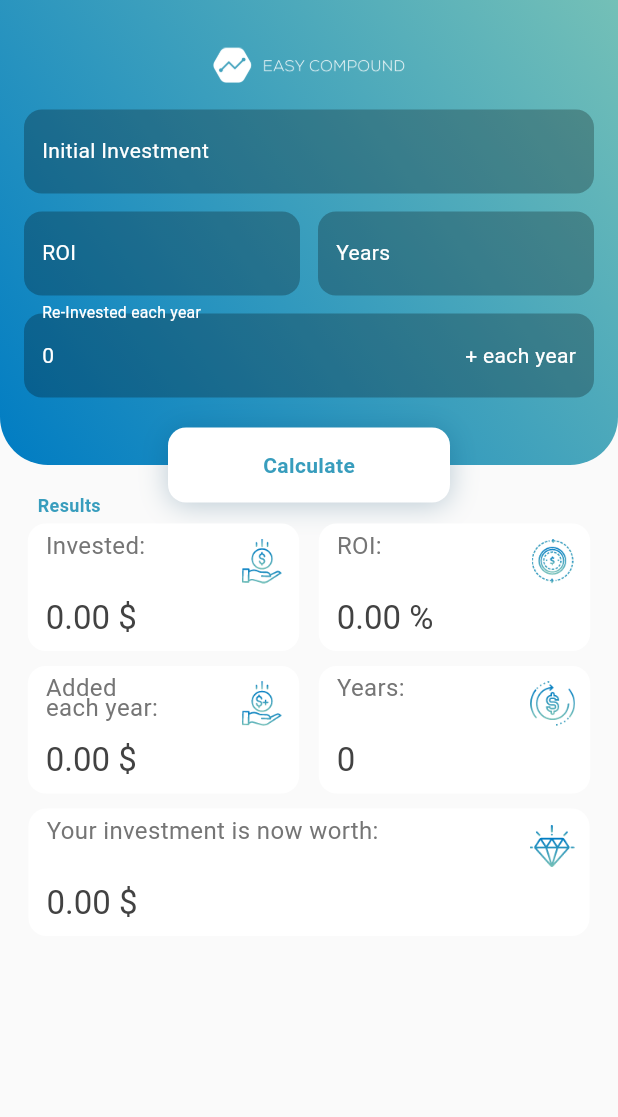
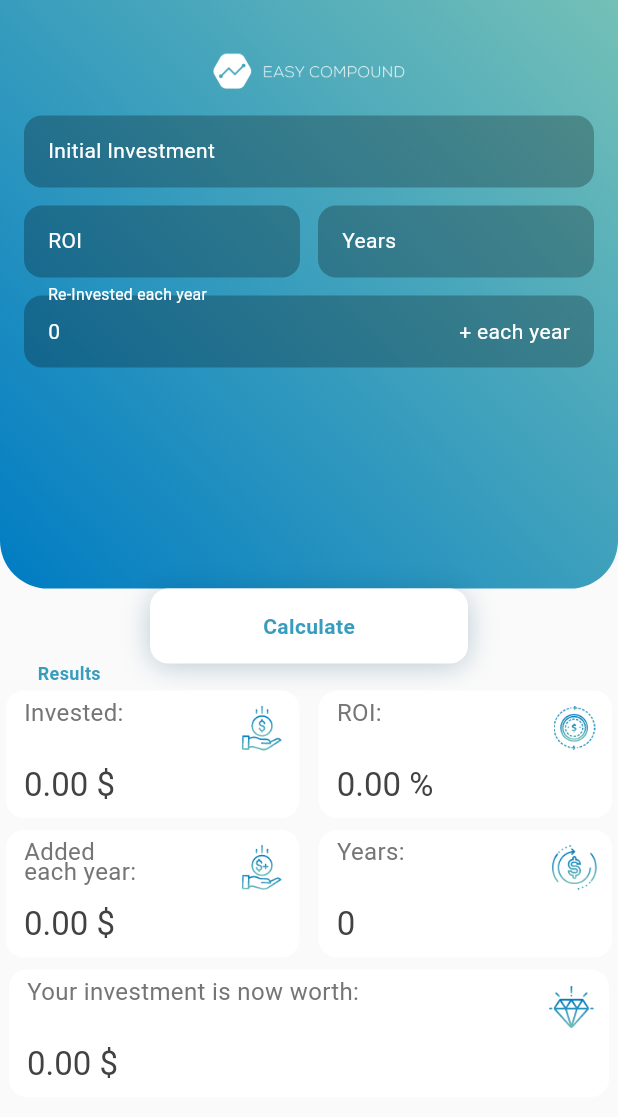
Before and after one commit to AntonioVerdiglione1996/EasyCompoundCalculatorApp, a Flutter app: the screen it shows after launch, after a tap on "Calculate", on a phone screen of 412 x 824 dp. Shown: the top 1117 px of the screen. Run offline on Flutter 3.47's test engine with Material 2 defaults, Android fonts, the light colour scheme and no system bars; missing offline and left inert: firebase_admob; accounts and stored records are empty.

Commit message:
working on fixing sizing bugs and ads

```diff
--- a/lib/adMobHelper.dart
+++ b/lib/adMobHelper.dart
@@ -2,22 +2,20 @@ import 'package:firebase_admob/firebase_admob.dart';
 
 class AdMobHelper {
 
-  static const String testMobileId = 'Mobile_id';
-
   static const MobileAdTargetingInfo targetingInfo = MobileAdTargetingInfo(
-    testDevices: testMobileId != null? <String>[testMobileId]: null,
     nonPersonalizedAds: true,
     keywords: <String>['games', 'finance'],
+
   );
 
   static BannerAd _bannerAd;
 
   static BannerAd createBannerAd(){
-    return BannerAd(adUnitId: "ca-app-pub-6676530801589270/5476371629",size: AdSize.smartBanner ,targetingInfo: targetingInfo);
+    return BannerAd(adUnitId: BannerAd.testAdUnitId,size: AdSize.smartBanner ,targetingInfo: targetingInfo);
   }
 
   static void initStateAd(){
-    FirebaseAdMob.instance.initialize(appId: "ca-app-pub-6676530801589270~3472013058");
+    FirebaseAdMob.instance.initialize(appId:FirebaseAdMob.testAppId);
     _bannerAd = createBannerAd()..load()..show(anchorType: AnchorType.bottom);
   }
 
--- a/lib/layout2.dart
+++ b/lib/layout.dart
@@ -4,12 +4,12 @@ import 'package:EasyCompound/customColors.dart';
 import 'package:flutter/material.dart';
 import 'raisedGradientButton.dart';
 
-class Layout2 extends StatefulWidget {
+class Layout extends StatefulWidget {
   @override
-  State<StatefulWidget> createState() => _Layout2();
+  State<StatefulWidget> createState() => _Layout();
 }
 
-class _Layout2 extends State<Layout2> {
+class _Layout extends State<Layout> {
   double calculateCompound(double investment, double roi, double monthlyInvest,
       double timesCompounded) {
     double value = investment;
@@ -42,6 +42,7 @@ class _Layout2 extends State<Layout2> {
     additional = 0.0;
     compoundTimes = 0.0;
     finalValue = 0.0;
+
     AdMobHelper.initStateAd();
 
     super.initState();
--- a/lib/main.dart
+++ b/lib/main.dart
@@ -1,6 +1,8 @@
 import 'package:flutter/material.dart';
 import 'package:flutter/services.dart';
-import 'layout2.dart';
+
+import 'layout.dart';
+import 'newTestKayout.dart';
 
 void main(){
   SystemChrome.setPreferredOrientations([DeviceOrientation.portraitUp]);
@@ -12,7 +14,7 @@ class MyApp extends StatelessWidget {
   Widget build(BuildContext context) {
     return MaterialApp(
       debugShowCheckedModeBanner: false,
-      home: Layout2(),
+      home: TestLayout(),
     );
   }
 }
--- /dev/null
+++ b/lib/newTestKayout.dart
@@ -0,0 +1,295 @@
+import 'package:EasyCompound/adMobHelper.dart';
+import 'package:EasyCompound/cardItem.dart';
+import 'package:EasyCompound/customColors.dart';
+import 'package:flutter/material.dart';
+import 'raisedGradientButton.dart';
+
+class TestLayout extends StatefulWidget {
+  @override
+  State<StatefulWidget> createState() => _TestLayout();
+}
+
+class _TestLayout extends State<TestLayout> {
+  double calculateCompound(double investment, double roi, double monthlyInvest,
+      double timesCompounded) {
+    double value = investment;
+    for (int i = 0; i < timesCompounded; i++) {
+      value += ((value * roi) / 100);
+      value += isFirstTimeCycle == true ? 0 : monthlyInvest;
+      isFirstTimeCycle = false;
+    }
+    return value;
+  }
+
+  double initialInvestment;
+  double roi;
+  double compoundTimes;
+  double additional;
+  double finalValue;
+
+  bool isFirstTimeCycle;
+
+  final myControllerInitialInvestment = TextEditingController();
+  final myControllerRoi = TextEditingController();
+  final myControllerCompoundTimes = TextEditingController();
+  final myControllerAdditional = TextEditingController();
+
+  @override
+  void initState() {
+    isFirstTimeCycle = true;
+    initialInvestment = 0.0;
+    roi = 0.0;
+    additional = 0.0;
+    compoundTimes = 0.0;
+    finalValue = 0.0;
+
+    AdMobHelper.initStateAd();
+
+    super.initState();
+  }
+
+  @override
+  void dispose() {
+    myControllerInitialInvestment.dispose();
+    myControllerRoi.dispose();
+    myControllerCompoundTimes.dispose();
+    myControllerAdditional.dispose();
+    AdMobHelper.disposeMyAd();
+    super.dispose();
+  }
+
+  TextField customTextField(TextEditingController controller, String label,
+      {String suffix = ""}) {
+    return TextField(
+      cursorColor: Colors.white,
+      style: TextStyle(color: Colors.white, fontSize: 14, letterSpacing: 0.25),
+      keyboardType: TextInputType.number,
+      onSubmitted: (value) {
+        setState(() {
+          controller.text = value;
+        });
+      },
+      onTap: () {
+        controller.clear();
+      },
+      controller: controller,
+      decoration: InputDecoration(
+          border: OutlineInputBorder(
+            borderRadius: BorderRadius.circular(12),
+            borderSide: BorderSide(
+              width: 0,
+              style: BorderStyle.none,
+            ),
+          ),
+          suffix: Text(
+            suffix,
+            style: TextStyle(color: Colors.white),
+          ),
+          filled: true,
+          fillColor: Colors.black26,
+          labelText: label,
+          contentPadding: EdgeInsets.all(16),
+          labelStyle: TextStyle(
+            color: Colors.white,
+          )),
+    );
+  }
+
+  @override
+  Widget build(BuildContext context) {
+    return Scaffold(
+      body: ListView(
+        padding: EdgeInsets.all(0),
+        children: <Widget>[
+          //BLU COVER ROUNDED
+          Column(
+            children: <Widget>[
+              Container(
+                width: MediaQuery.of(context).size.width,
+                height: MediaQuery.of(context).size.height / 2.1,
+                decoration: BoxDecoration(
+                    borderRadius: new BorderRadius.only(
+                        bottomLeft: const Radius.circular(32.0),
+                        bottomRight: const Radius.circular(32.0)),
+                    gradient: LinearGradient(
+                        colors: [CustomColors.aquaGreen, CustomColors.cyan],
+                        begin: Alignment.bottomLeft,
+                        end: Alignment.topRight)),
+                child: Column(
+                  children: <Widget>[
+                    //IMAGE
+                    Padding(
+                      padding: const EdgeInsets.fromLTRB(20, 30, 20, 0),
+                      child: Center(
+                        child: Image(
+                          width: 128,
+                          height: 35,
+                          image: AssetImage("assets/logo.png"),
+                        ),
+                      ),
+                    ),
+
+                    //TEXFIELD INITIAL
+                    Padding(
+                      padding: const EdgeInsets.fromLTRB(16, 12, 16, 0),
+                      child: customTextField(
+                          myControllerInitialInvestment, "Initial Investment",
+                          suffix: r"$"),
+                    ),
+
+                    //TEXFIELDS ROW
+                    Padding(
+                      padding: const EdgeInsets.fromLTRB(16, 12, 16, 0),
+                      child: Row(
+                        children: <Widget>[
+                          //TEXTFIELD: ROI
+                          Expanded(
+                              child: customTextField(myControllerRoi, "ROI",
+                                  suffix: "%")),
+                          SizedBox(
+                            width: 12,
+                          ),
+                          //TEXTFIELD: COMPOUND TIMES
+                          Expanded(
+                              child: customTextField(
+                                  myControllerCompoundTimes, "Years")),
+                        ],
+                      ),
+                    ),
+
+                    //TEXTFIELD: Re invested moiney
+                    Padding(
+                        padding: const EdgeInsets.fromLTRB(16, 12, 16, 0),
+                        child: customTextField(
+                            myControllerAdditional, "Re-Invested each year ",
+                            suffix: "+ each year")),
+                  ],
+                ),
+              ),
+
+              //BUTTON HERE
+              Padding(
+                padding: const EdgeInsets.fromLTRB(100, 0, 100, 0),
+                child: RaisedGradientButton(
+                  child: Text(
+                    "Calculate",
+                    style: TextStyle(
+                        color: CustomColors.blue_sky,
+                        fontWeight: FontWeight.bold,
+                        letterSpacing: 0.25),
+                  ),
+                  onPressed: () {
+                    setState(() {
+                      FocusScope.of(context).requestFocus(new FocusNode());
+
+                      if (myControllerAdditional.text == "") {
+                        setState(() {
+                          myControllerAdditional.text = "0";
+                        });
+                      }
+                      isFirstTimeCycle = true;
+                      initialInvestment =
+                          double.parse(myControllerInitialInvestment.text);
+                      roi = double.parse(myControllerRoi.text);
+                      compoundTimes =
+                          double.parse(myControllerCompoundTimes.text);
+                      additional = double.parse(myControllerAdditional.text);
+                      finalValue = calculateCompound(
+                          initialInvestment, roi, additional, compoundTimes);
+                    });
+                  },
+                  gradient:
+                      LinearGradient(colors: [Colors.white, Colors.white]),
+                ),
+              ),
+
+              //RESULTS TEXT
+              Align(
+                alignment: Alignment.centerLeft,
+                child: Padding(
+                  padding: const EdgeInsets.fromLTRB(25, 0, 0, 0),
+                  child: Text(
+                    "Results",
+                    style: TextStyle(
+                        color: CustomColors.blue_sky,
+                        fontWeight: FontWeight.bold,
+                        fontSize: 12,
+                        letterSpacing: 0.25),
+                  ),
+                ),
+              ),
+
+              //CARDS ROW 1
+              Row(
+                crossAxisAlignment: CrossAxisAlignment.center,
+                mainAxisAlignment: MainAxisAlignment.center,
+                children: <Widget>[
+                  //double.parse(myControllerInitialInvestment.text)
+                  Expanded(
+                    child: CardItem(
+                      label: "Invested:",
+                      pathIcon: "assets/invested_icon.png",
+                      symbol: r"$",
+                      valueToDisplay: initialInvestment,
+                    ),
+                  ),
+                  SizedBox(
+                    width: 5,
+                  ),
+                  //double.parse(myControllerRoi.text)
+                  Expanded(
+                    child: CardItem(
+                      label: "ROI:",
+                      pathIcon: "assets/roi_icon.png",
+                      symbol: r"%",
+                      valueToDisplay: roi,
+                    ),
+                  ),
+                ],
+              ),
+              //CARDS ROW 2
+              Row(
+                crossAxisAlignment: CrossAxisAlignment.center,
+                mainAxisAlignment: MainAxisAlignment.center,
+                children: <Widget>[
+                  //double.parse(myControllerInitialInvestment.text)
+                  Expanded(
+                    child: CardItem(
+                      label: "Added \neach year:",
+                      pathIcon: "assets/Additional_icon.png",
+                      symbol: r"$",
+                      valueToDisplay: additional,
+                    ),
+                  ),
+                  SizedBox(
+                    width: 5,
+                  ),
+                  //double.parse(myControllerRoi.text)
+                  Expanded(
+                    child: CardItem(
+                      label: "Years:",
+                      pathIcon: "assets/cycle.png",
+                      valueToDisplay: compoundTimes,
+                      isYear: true,
+                    ),
+                  ),
+                ],
+              ),
+              //bigcard
+              CardItem(
+                  label: "Your investment is now worth:",
+                  pathIcon: "assets/finalvalue.png",
+                  symbol: r"$",
+                  valueToDisplay: finalValue,
+                  width: 400),
+              //spacer
+              Container(
+                height: 100,
+              )
+            ],
+          ),
+        ],
+      ),
+    );
+  }
+}
```
